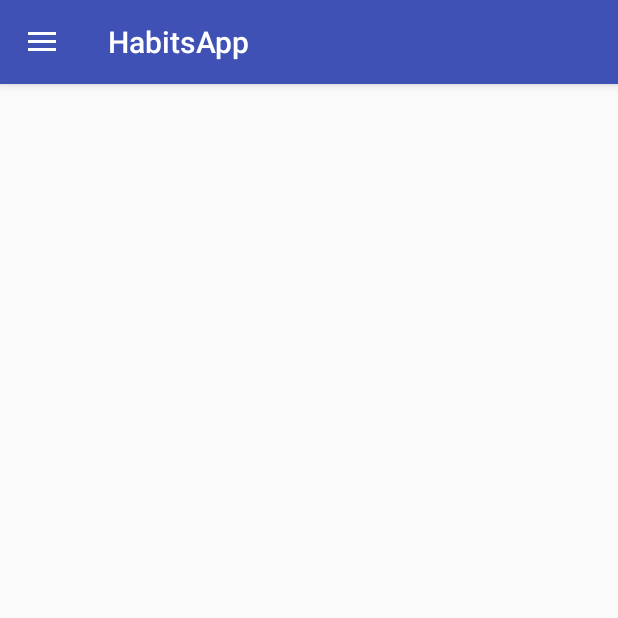
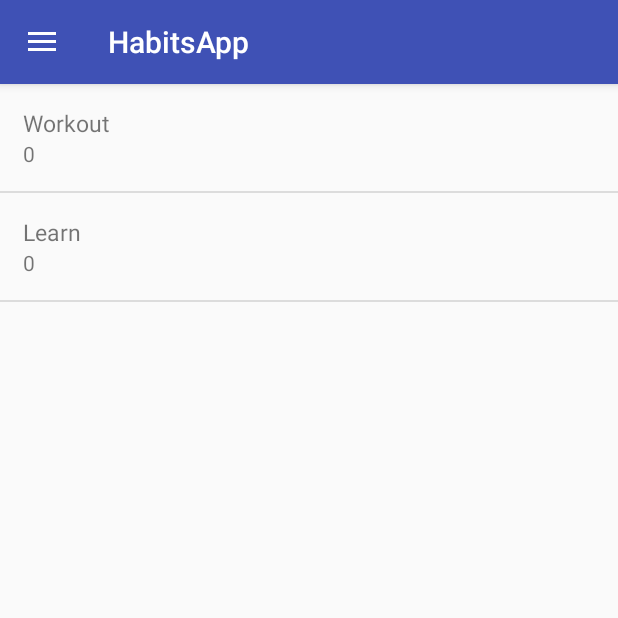
Before and after one commit to sebastianpawlaczyk/HabitsApp, an Android app: the SecondActivity screen opened directly, with no data from a screen before it, on a phone screen of 412 x 824 dp, the top half of it. Run offline under Robolectric (Android 15) with nearby library versions, the phone set to English and light mode, and no system bars.

Commit message:
add counter print in statistic activity

```diff
--- a/app/src/main/java/com/example/seba/habitsapp/SecondActivity.kt
+++ b/app/src/main/java/com/example/seba/habitsapp/SecondActivity.kt
@@ -7,11 +7,13 @@ import android.support.design.widget.NavigationView
 import android.support.v4.widget.DrawerLayout
 import android.support.v7.app.ActionBarDrawerToggle
 import android.view.MenuItem
+import android.widget.ListView
 import android.widget.Toast
 import kotlinx.android.synthetic.main.activity_main.*
 
 class SecondActivity : AppCompatActivity() {
 
+    private lateinit var db: DBHelper
     private lateinit var drawer_layout: DrawerLayout
     private lateinit var mToggle: ActionBarDrawerToggle
 
@@ -19,6 +21,21 @@ class SecondActivity : AppCompatActivity() {
         super.onCreate(savedInstanceState)
         setContentView(R.layout.activity_second)
 
+        //dbHelper
+        db = DBHelper(this)
+
+        //listview
+        var listview = findViewById<ListView>(R.id.second_listView)
+
+        var list = mutableListOf<Model>()
+
+        //loop for adding all habits from db
+        for(habit in db.allHabits){
+            list.add(habit)
+        }
+
+        //update adapter!!!!!!
+        listview.adapter = SecondActivityAdapter(this, R.layout.row_second, list, db)
 
         //navigation_view
         val nav_view: NavigationView = findViewById<NavigationView>(R.id.nav_view)
--- /dev/null
+++ b/app/src/main/java/com/example/seba/habitsapp/SecondActivityAdapter.kt
@@ -0,0 +1,33 @@
+package com.example.seba.habitsapp
+
+import android.content.Context
+import android.support.v4.widget.SwipeRefreshLayout
+import android.view.LayoutInflater
+import android.view.View
+import android.view.ViewGroup
+import android.widget.ArrayAdapter
+import android.widget.Button
+import android.widget.ImageView
+import android.widget.TextView
+
+class SecondActivityAdapter(var mCtx: Context, var resource: Int, var items: List<Model>,
+                            var dbHelper: DBHelper)
+    : ArrayAdapter<Model>(mCtx, resource, items) {
+
+    override fun getView(position: Int, convertView: View?, parent: ViewGroup): View { dbHelper
+
+        val layoutInflater: LayoutInflater = LayoutInflater.from(mCtx)
+
+        val view: View = layoutInflater.inflate(resource, null)
+
+        val textView: TextView = view.findViewById(R.id.habit_name)
+        val textView1: TextView = view.findViewById(R.id.habit_counter)
+
+        var myItems: Model = items[position]
+
+        textView.text = myItems.title
+        textView1.text = myItems.counter.toString()
+
+        return view
+    }
+}
--- a/app/src/main/res/layout/activity_second.xml
+++ b/app/src/main/res/layout/activity_second.xml
@@ -8,6 +8,11 @@
     android:layout_height="match_parent"
     tools:context=".SecondActivity">
 
+   <ListView
+       android:id="@+id/second_listView"
+       android:layout_width="wrap_content"
+       android:layout_height="match_parent"></ListView>
+
     <android.support.design.widget.NavigationView
         android:id="@+id/nav_view"
         android:layout_width="wrap_content"
--- /dev/null
+++ b/app/src/main/res/layout/row_second.xml
@@ -0,0 +1,30 @@
+<?xml version="1.0" encoding="utf-8"?>
+<LinearLayout
+    xmlns:android="http://schemas.android.com/apk/res/android"
+    android:layout_width="match_parent"
+    android:layout_height="wrap_content"
+    android:orientation="horizontal"
+    android:padding="10dp">
+
+    <LinearLayout
+        android:layout_width="222dp"
+        android:layout_height="wrap_content"
+        android:layout_gravity="center"
+        android:layout_margin="5dp"
+        android:orientation="vertical">
+
+        <TextView
+            android:id="@+id/habit_name"
+            android:layout_width="match_parent"
+            android:layout_height="wrap_content"
+            android:text="Title"
+            android:textSize="15sp" />
+
+        <TextView
+            android:id="@+id/habit_counter"
+            android:layout_width="match_parent"
+            android:layout_height="wrap_content"
+            android:text="Description" />
+    </LinearLayout>
+
+</LinearLayout>
```
Also changed, not shown: 3 other files.
